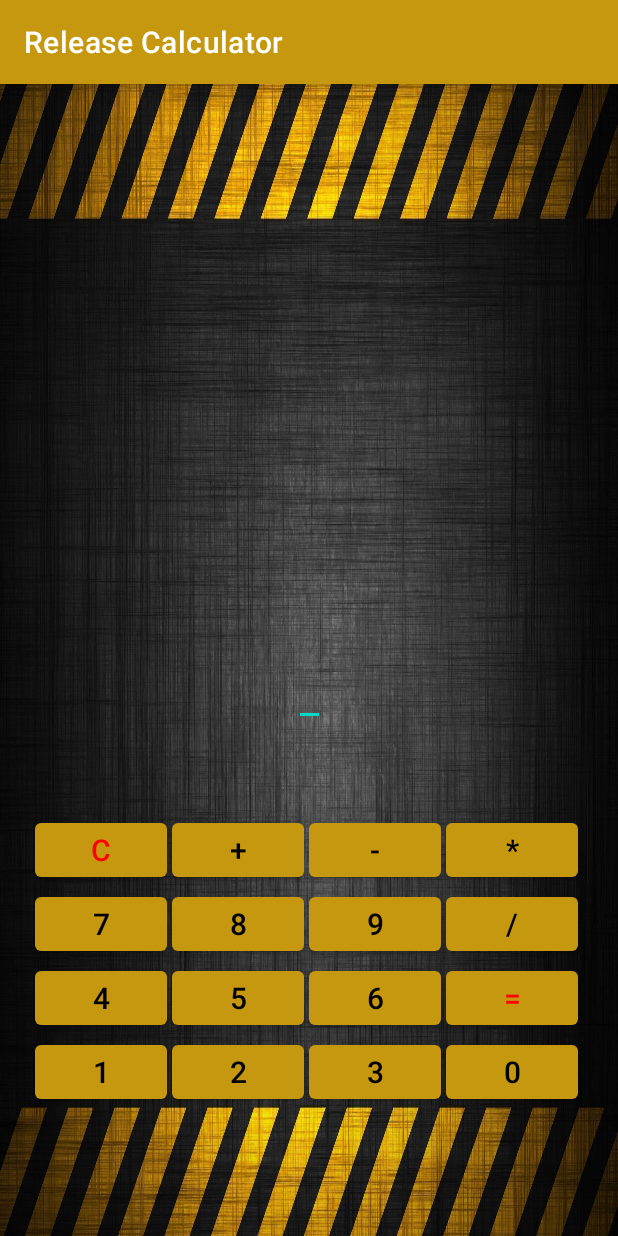
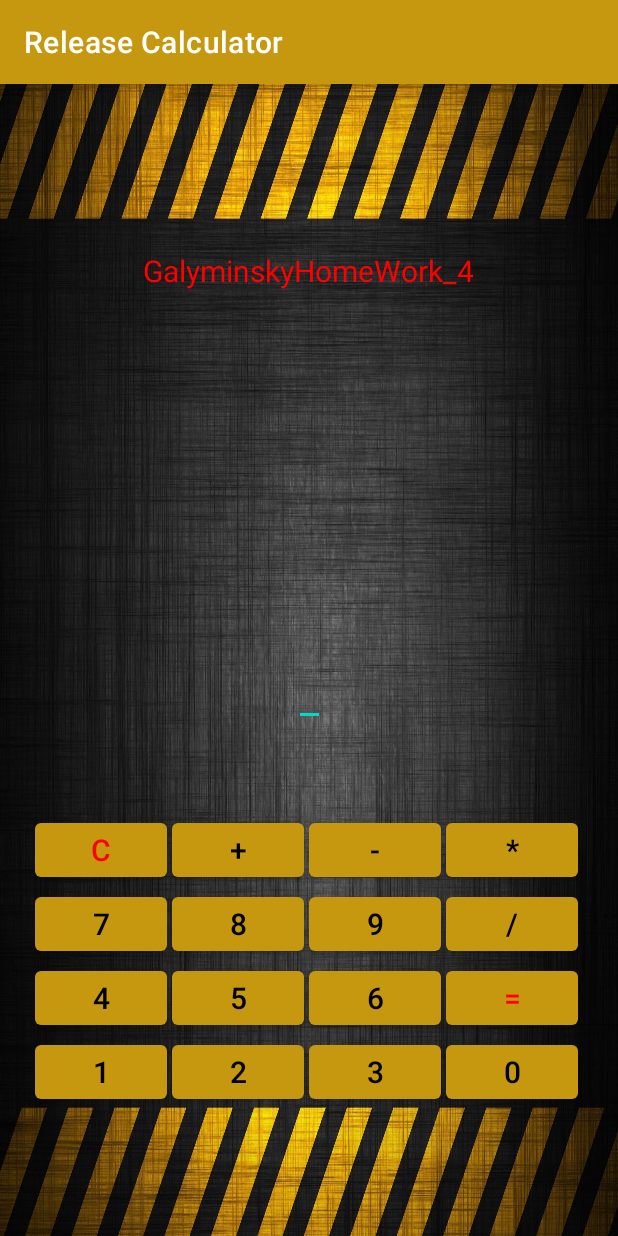
Before and after one commit to Galyminsky/Release_CALCULATOR_GB, an Android app: the screen it shows after launch (MainActivity), on a phone screen of 412 x 824 dp. Run offline under Robolectric (Android 15) with nearby library versions, the phone set to English and light mode, and no system bars.

Commit message:
Готово для работы с 4 заданием!

```diff
--- a/app/src/main/res/layout/activity_main.xml
+++ b/app/src/main/res/layout/activity_main.xml
@@ -8,6 +8,21 @@
     android:orientation="vertical"
     tools:context=".MainActivity">
 
+
+    <TextView
+        android:layout_width="wrap_content"
+        android:layout_height="wrap_content"
+        android:text="GalyminskyHomeWork_4"
+        android:textColor="@color/red"
+        android:textSize="20sp"
+        app:layout_constraintBottom_toBottomOf="parent"
+        app:layout_constraintEnd_toEndOf="parent"
+        app:layout_constraintHorizontal_bias="0.497"
+        app:layout_constraintStart_toStartOf="parent"
+        app:layout_constraintTop_toTopOf="parent"
+        app:layout_constraintVertical_bias="0.149">
+
+    </TextView>
 
     <EditText
         android:id="@+id/text"
@@ -232,4 +247,6 @@
         app:layout_constraintStart_toEndOf="@+id/eight"
         app:layout_constraintTop_toBottomOf="@+id/minus" />
 
+
+
 </androidx.constraintlayout.widget.ConstraintLayout>
```
